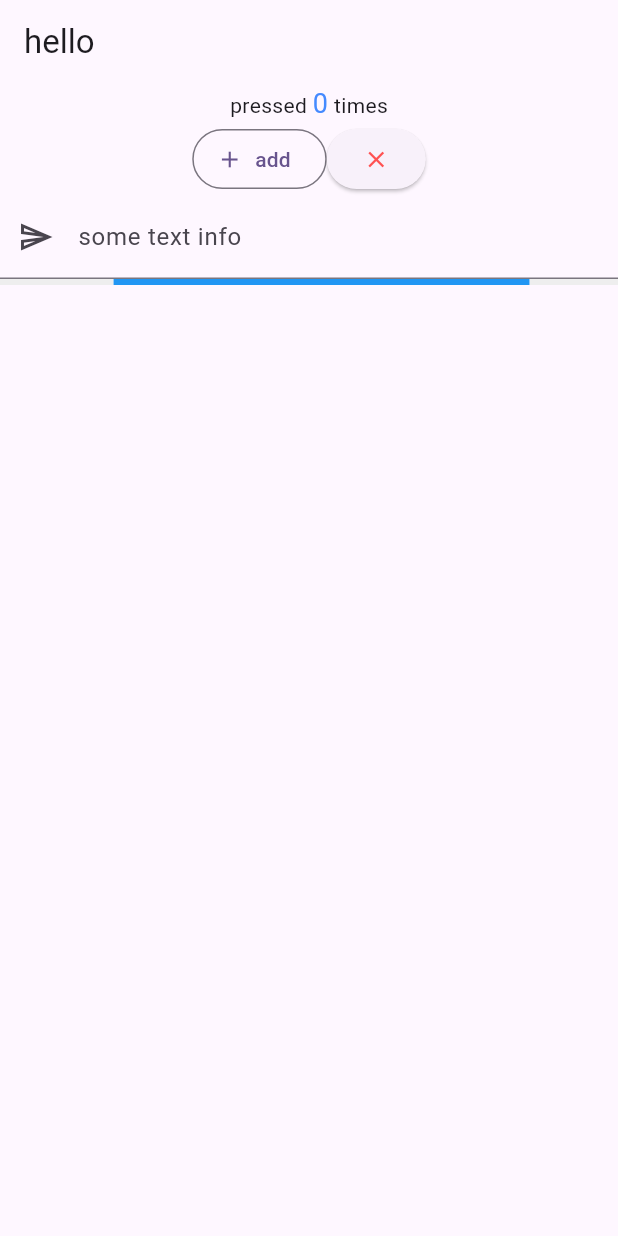
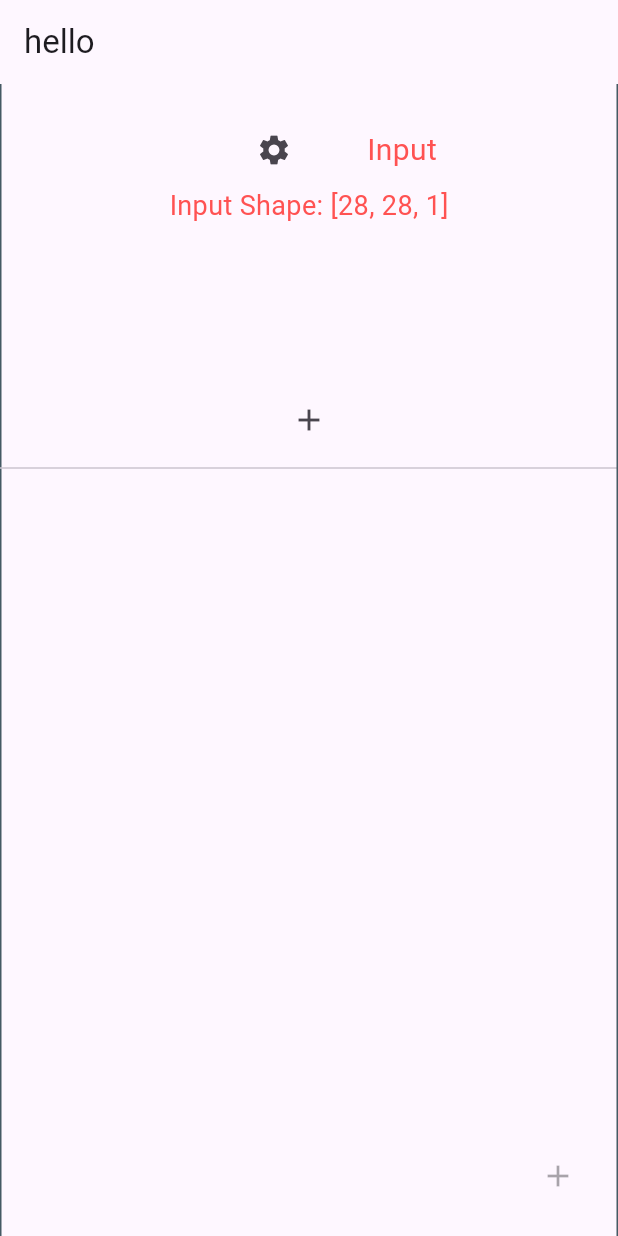
Before and after one commit to qwertym88/tf_code_generator, a Flutter app: the screen it shows after launch, on a phone screen of 412 x 824 dp. Run offline on Flutter 3.47's test engine with Material 3 defaults, Android fonts, the phone set to English and light mode, and no system bars.

Commit message:
阶段性保存，尚未想明白怎么生成代码

```diff
--- /dev/null
+++ b/lib/component/global.dart
@@ -0,0 +1,15 @@
+import 'package:flutter_application_1/component/layer_serialize.dart';
+
+class GlobalVar {
+  static ModelInfo modelInfo = ModelInfo(framework: 'tensorflow')
+    ..batch = 32
+    ..epoch = 20
+    ..loss = 'SGD'
+    ..lr = 0.001
+    ..optimizer = 'adam'
+    ..layers = <LayerInfo>[];
+
+  static void addLayers(int index, LayerInfo layer) {
+    modelInfo.layers?.insert(index, layer);
+  }
+}
--- /dev/null
+++ b/lib/component/layer_serialize.dart
@@ -0,0 +1,110 @@
+// To parse this JSON data, do
+//
+//     modelInfo = modelInfoFromJson(jsonString);
+
+import 'dart:convert';
+
+ModelInfo modelInfoFromJson(String str) => ModelInfo.fromJson(json.decode(str));
+
+String modelInfoToJson(ModelInfo data) => json.encode(data.toJson());
+
+class ModelInfo {
+  String framework;
+  double? lr;
+  String? loss;
+  String? optimizer;
+  int? epoch;
+  int? batch;
+  List<LayerInfo>? layers;
+
+  ModelInfo({
+    required this.framework,
+    this.lr,
+    this.loss,
+    this.optimizer,
+    this.epoch,
+    this.batch,
+    this.layers,
+  });
+
+  factory ModelInfo.fromJson(Map<String, dynamic> json) => ModelInfo(
+        framework: json["framework"],
+        lr: json["lr"]?.toDouble(),
+        loss: json["loss"],
+        optimizer: json["optimizer"],
+        epoch: json["epoch"],
+        batch: json["batch"],
+        layers: json["layers"] == null
+            ? []
+            : List<LayerInfo>.from(
+                json["layers"]!.map((x) => LayerInfo.fromJson(x))),
+      );
+
+  Map<String, dynamic> toJson() => {
+        "framework": framework,
+        "lr": lr,
+        "loss": loss,
+        "optimizer": optimizer,
+        "epoch": epoch,
+        "batch": batch,
+        "layers": layers == null
+            ? []
+            : List<dynamic>.from(layers!.map((x) => x.toJson())),
+      };
+}
+
+class LayerInfo {
+  String type;
+  List<int>? dimensions;
+  int? filterNum;
+  List<dynamic>? filterSize;
+  dynamic stride;
+  String? padding;
+  String? activation;
+  int? nou;
+
+  LayerInfo({
+    required this.type,
+    this.dimensions,
+    this.filterNum,
+    this.filterSize,
+    this.stride,
+    this.padding,
+    this.activation,
+    this.nou,
+  });
+
+  factory LayerInfo.fromJson(Map<String, dynamic> json) => LayerInfo(
+        type: json["type"],
+        dimensions: json["dimensions"] == null
+            ? null
+            : List<int>.from(json["dimensions"]!.map((x) => x)),
+        filterNum: json["filter_num"],
+        filterSize: json["filter_size"] == null
+            ? null
+            : List<dynamic>.from(json["filter_size"]!.map((x) => x)),
+        stride: json["stride"],
+        padding: json["padding"],
+        activation: json["activation"],
+        nou: json["nou"],
+      );
+
+  Map<String, dynamic> toJson() {
+    var map = {
+      "type": type,
+      "dimensions": dimensions == null
+          ? null
+          : List<dynamic>.from(dimensions!.map((x) => x)),
+      "filter_num": filterNum,
+      "filter_size": filterSize == null
+          ? null
+          : List<dynamic>.from(filterSize!.map((x) => x)),
+      "stride": stride,
+      "padding": padding,
+      "activation": activation,
+      "nou": nou,
+    };
+    map.removeWhere((key, value) => value == null);
+    return map;
+  }
+}
--- a/lib/main.dart
+++ b/lib/main.dart
@@ -1,4 +1,7 @@
 import 'package:flutter/material.dart';
+import 'package:flutter_application_1/widget/code_widget.dart';
+import 'package:flutter_application_1/widget/menu_widget.dart';
+import 'package:flutter_application_1/widget/toolbar_widget.dart';
 
 void main() {
   runApp(const MyApp());
@@ -13,21 +16,6 @@ class MyApp extends StatelessWidget {
     return MaterialApp(
       title: 'Helloworld Demo',
       theme: ThemeData(
-          // This is the theme of your application.
-          //
-          // TRY THIS: Try running your application with "flutter run". You'll see
-          // the application has a purple toolbar. Then, without quitting the app,
-          // try changing the seedColor in the colorScheme below to Colors.green
-          // and then invoke "hot reload" (save your changes or press the "hot
-          // reload" button in a Flutter-supported IDE, or press "r" if you used
-          // the command line to start the app).
-          //
-          // Notice that the counter didn't reset back to zero; the application
-          // state is not lost during the reload. To reset the state, use hot
-          // restart instead.
-          //
-          // This works for code too, not just values: Most code changes can be
-          // tested with just a hot reload.
           colorScheme: ColorScheme.fromSeed(seedColor: Colors.deepPurple),
           useMaterial3: true,
           visualDensity: VisualDensity.adaptivePlatformDensity),
@@ -61,45 +49,30 @@ class _MyHomePageState extends State<MyHomePage> {
   @override
   Widget build(BuildContext context) {
     return Scaffold(
-        appBar: AppBar(title: const Text('hello')),
-        body: Column(children: <Widget>[
-          Text.rich(TextSpan(
-            children: [
-              const TextSpan(text: 'pressed '),
-              TextSpan(
-                  text: '$cnt',
-                  style: const TextStyle(
-                      fontSize: 18.0, color: Colors.blueAccent)),
-              const TextSpan(text: ' times')
-            ],
-          )),
-          Row(
-            mainAxisSize: MainAxisSize.max,
-            mainAxisAlignment: MainAxisAlignment.center,
-            children: [
-              OutlinedButton.icon(
-                onPressed: increase,
-                icon: const Icon(Icons.add),
-                label: const Text('add'),
-              ),
-              ElevatedButton(
-                  onPressed: clearCnt,
-                  child: const Icon(
-                    Icons.clear,
-                    color: Colors.redAccent,
-                  ))
-            ],
-          ),
-          TextField(
-            decoration: InputDecoration(
-                hintText: cnt > 5 ? 'cnt > 10' : null,
-                prefixIcon: const Icon(Icons.send_outlined),
-                labelText: 'some text info'),
-          ),
-          LinearProgressIndicator(
-            backgroundColor: Colors.grey[200],
-            valueColor: const AlwaysStoppedAnimation(Colors.blue),
-          ),
-        ]));
+      appBar: AppBar(title: const Text('hello')),
+      body: LayoutBuilder(
+        builder: (context, constraints) {
+          const minWidth = 100.0;
+          const maxWidth = 300.0;
+          return Row(children: <Widget>[
+            // TODO: 研究下到底怎么分配页面好看
+            SizedBox(
+              width: constraints.maxWidth > 980.0 ? 335 : 0,
+              child: const MenuWidget(),
+            ),
+            const Expanded(child: CodeWidget()),
+            SizedBox(
+              width: constraints.maxWidth > 980.0 ? 335 : 0,
+              child: const ToolbarWidget(),
+            ),
+          ]);
+        },
+      ),
+      // TODO: 非常想弄个可展开的fab，然后将功能全部放进去
+      floatingActionButton: const IconButton(
+        icon: Icon(Icons.add),
+        onPressed: null,
+      ),
+    );
   }
 }
--- /dev/null
+++ b/lib/style/style.dart
@@ -0,0 +1,9 @@
+import 'package:flutter/material.dart';
+
+class AppStyle {
+  static const Color primaryColor = Colors.blueAccent;
+  static const TextStyle layerLabelTextStyle =
+      TextStyle(fontSize: 20, color: Colors.redAccent);
+  static const TextStyle layerContextTextStyle =
+      TextStyle(fontSize: 18, color: Colors.redAccent);
+}
--- a/lib/widget/code_widget.dart
+++ b/lib/widget/code_widget.dart
@@ -0,0 +1,76 @@
+import 'package:flutter/material.dart';
+import 'package:flutter_application_1/component/common_layer.dart';
+import 'package:flutter_application_1/component/global.dart';
+import 'package:flutter_application_1/component/layer_serialize.dart';
+
+/// 中间的组件，图形化编程的主界面
+///
+class CodeWidget extends StatefulWidget {
+  const CodeWidget({super.key});
+
+  @override
+  State<CodeWidget> createState() => _CodeWidgetState();
+}
+
+class _CodeWidgetState extends State<CodeWidget> {
+  List<Widget> contacts = [InputLayerWidget(index: 0)];
+
+  @override
+  Widget build(BuildContext context) {
+    // TODO: 编写页面内容
+    return ListView.builder(
+      itemCount: contacts.length,
+      itemBuilder: (context, index) {
+        return Column(
+          children: [
+            contacts[index],
+            IconButton(
+              icon: Icon(Icons.add),
+              onPressed: () {
+                showDialog(
+                  context: context,
+                  builder: (BuildContext context) {
+                    TextEditingController controller = TextEditingController();
+                    return AlertDialog(
+                      title: const Text('Add Contact'),
+                      content: TextField(
+                        controller: controller,
+                        decoration: const InputDecoration(
+                          labelText: 'Name',
+                        ),
+                      ),
+                      actions: [
+                        TextButton(
+                          child: Text('Cancel'),
+                          onPressed: () {
+                            Navigator.of(context).pop();
+                          },
+                        ),
+                        TextButton(
+                          child: Text('Add'),
+                          onPressed: () {
+                            setState(() {
+                              contacts.insert(
+                                  index + 1,
+                                  DenseLayerWidget(
+                                    index: index + 1,
+                                    deleteCallback: () =>
+                                        contacts.removeAt(index),
+                                  ));
+                              Navigator.of(context).pop();
+                            });
+                          },
+                        ),
+                      ],
+                    );
+                  },
+                );
+              },
+            ),
+            Divider(),
+          ],
+        );
+      },
+    );
+  }
+}
```
Also changed, not shown: lib/component/common_layer.dart (added, +212 -0 lines), lib/component/sample.json (added, +70 -0 lines), lib/widget/menu_widget.dart (+18 -0 lines), lib/widget/toolbar_widget.dart (added, +18 -0 lines), pubspec.yaml (+7 -5 lines), pubspec.lock, 1 other file.
